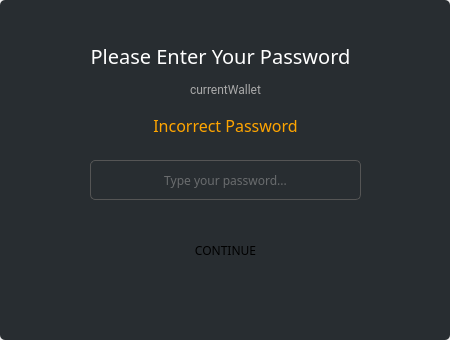
Before: the Qt Designer form src/gui/ui/passworddialog.ui in ConcealNetwork/conceal-desktop, drawn with Qt 5.
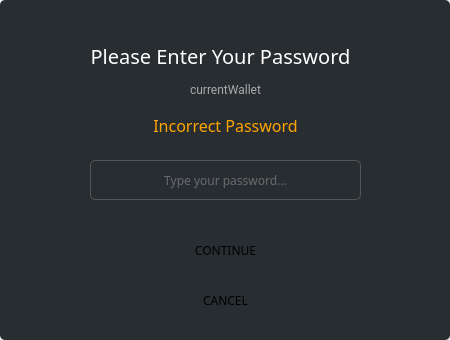
After: the same form once the commit is applied.

Commit message: Add cancel button on password dialog

What changed in the file:
```diff
--- a/src/gui/ui/passworddialog.ui
+++ b/src/gui/ui/passworddialog.ui
@@ -236,6 +236,42 @@
        <set>Qt::AlignCenter</set>
       </property>
      </widget>
+     <widget class="QPushButton" name="b1_cancelButton">
+      <property name="enabled">
+       <bool>true</bool>
+      </property>
+      <property name="geometry">
+       <rect>
+        <x>90</x>
+        <y>280</y>
+        <width>271</width>
+        <height>40</height>
+       </rect>
+      </property>
+      <property name="minimumSize">
+       <size>
+        <width>125</width>
+        <height>25</height>
+       </size>
+      </property>
+      <property name="font">
+       <font>
+        <family>Poppins</family>
+       </font>
+      </property>
+      <property name="styleSheet">
+       <string notr="true">/* This style is handled automatically by EditableStyle.cpp */</string>
+      </property>
+      <property name="text">
+       <string>CANCEL</string>
+      </property>
+      <property name="autoDefault">
+       <bool>false</bool>
+      </property>
+      <property name="default">
+       <bool>false</bool>
+      </property>
+     </widget>
     </widget>
    </item>
   </layout>
```
Left out of the diff: 16 changed lines with no effect on the pictures.
